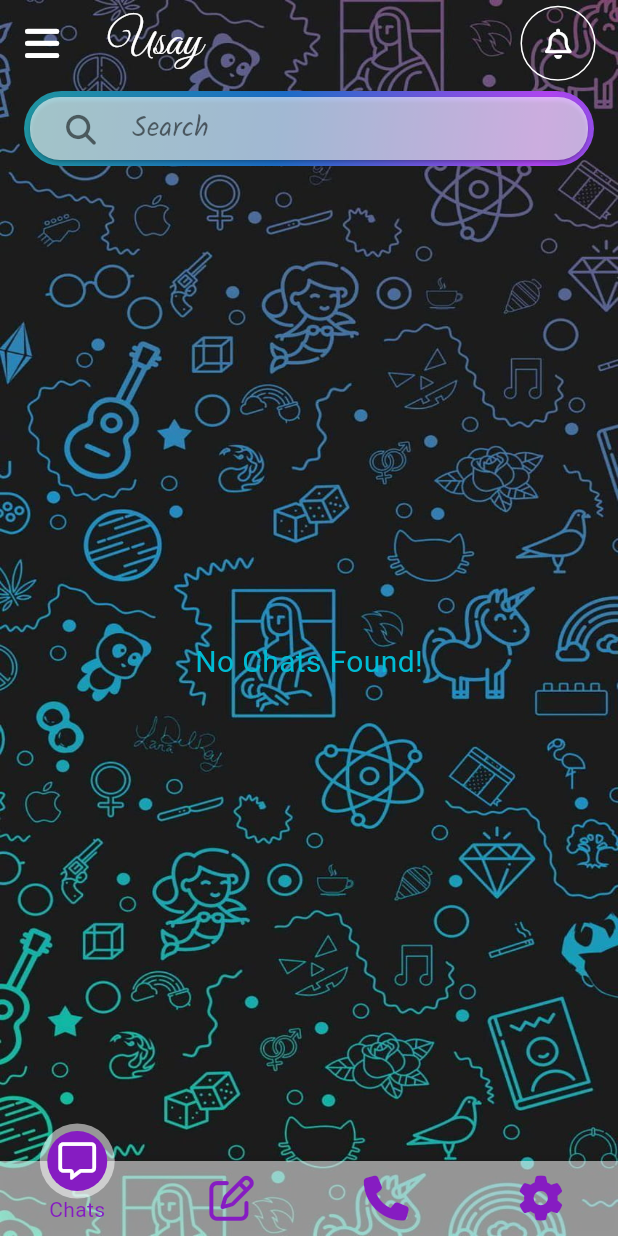
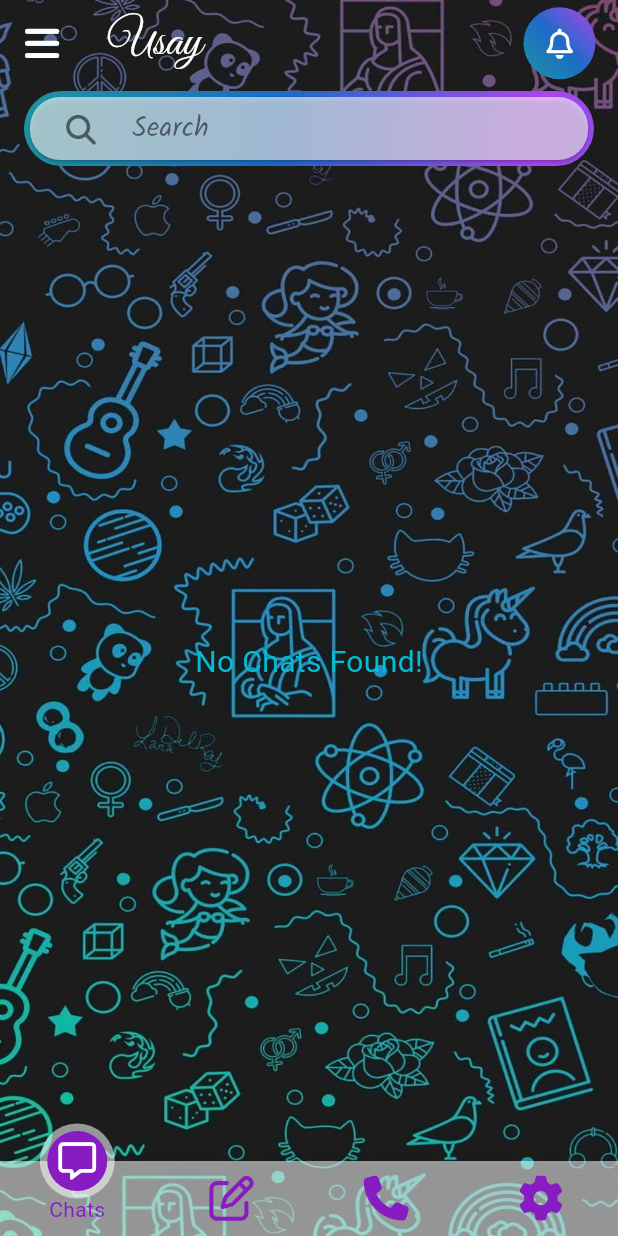
Before and after one commit to maiHydrogen/USay, a Flutter app: the MyHome screen opened directly, on a phone screen of 412 x 824 dp. Run offline on Flutter 3.47's test engine with Material 3 defaults, Android fonts, the phone set to English and light mode, and no system bars; our stand-ins replace cached_network_image, cloud_firestore, emoji_picker_flutter, firebase_auth, firebase_core, flutter_neumorphic_plus and 6 more; accounts and stored records are empty.

Commit message:
fix:updated homepage ui\

```diff
--- a/lib/Pages/homepage.dart
+++ b/lib/Pages/homepage.dart
@@ -100,10 +100,16 @@
                 padding: const EdgeInsets.only(right:15.0),
                 child: Container(
                   decoration: BoxDecoration(
-                    borderRadius: BorderRadius.circular(100),
-                    border: Border.all(
-                        color: Colors.white, style: BorderStyle.solid),
-                  ),
+                    gradient: const LinearGradient(
+                      begin: Alignment.bottomLeft,
+                      end: Alignment.topRight,
+                      colors: <Color>[
+                        Color.fromARGB(255, 31, 148, 160),
+                        Color.fromARGB(255, 28, 108, 198),
+                        Color.fromARGB(255, 175, 68, 239),
+                      ], // Gradient from https://learnui.design/tools/gradient-generator.html
+                    ),
+                    borderRadius: BorderRadius.circular(100),),
                   child: IconButton(
                     onPressed: () => _key.currentState?.openEndDrawer(),
                     icon: const Icon(
```
Also changed, not shown: lib/Pages/notification.dart (+5 -6 lines), lib/Pages/profile.dart (+5 -6 lines).
